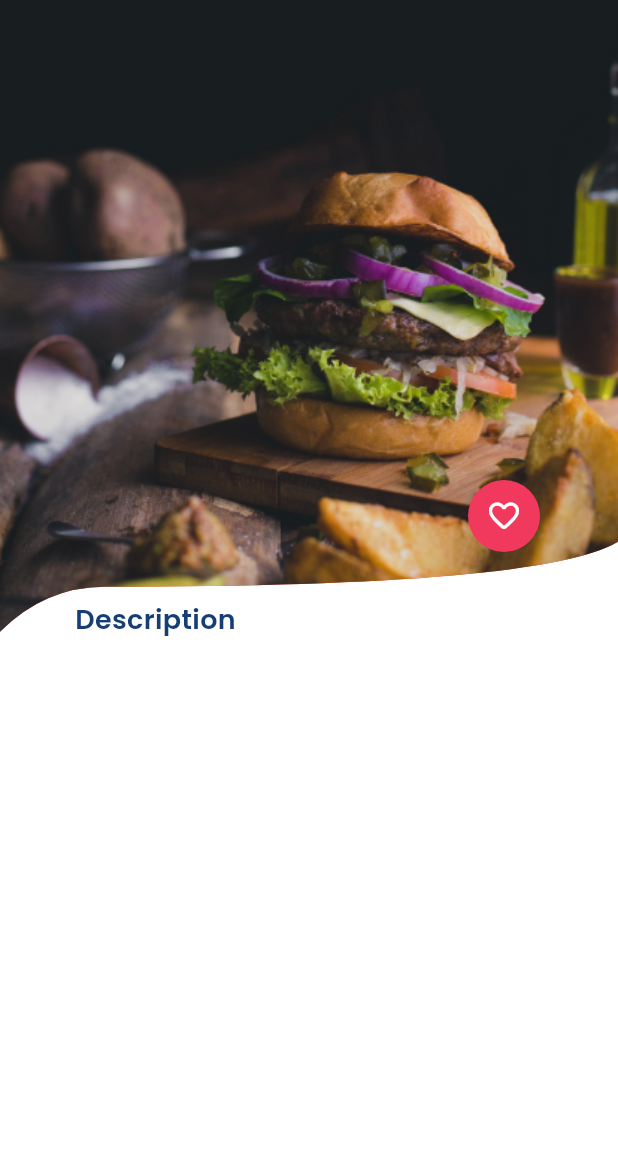
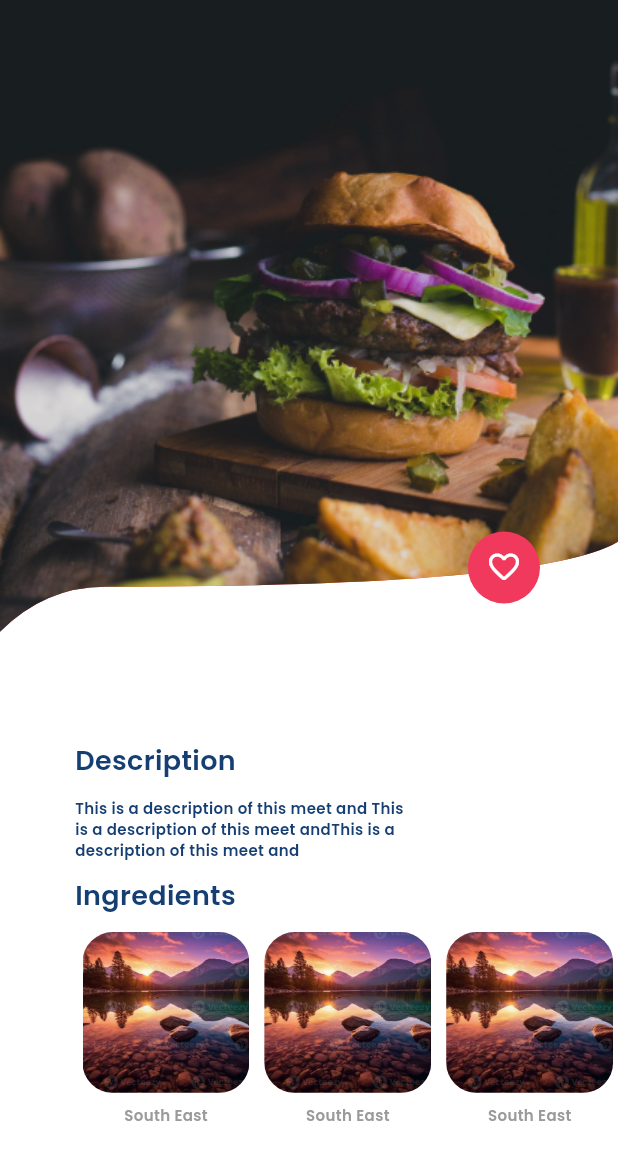
Before and after one commit to Mahmoud4456/delivery-app, a Flutter app: the screen it shows after launch, on a phone screen of 412 x 824 dp. Shown: the top 1160 px of the screen. Run offline on Flutter 3.47's test engine with Material 3 defaults, Android fonts, the phone set to English and light mode, and no system bars; our stand-ins replace font_awesome_flutter.

Commit message:
description section

```diff
--- /dev/null
+++ b/lib/codelab.dart
@@ -0,0 +1,20 @@
+import 'package:flutter/material.dart';
+
+class CodeLap extends StatelessWidget {
+  const CodeLap({super.key});
+
+  @override
+  Widget build(BuildContext context) {
+    return Scaffold(
+      body: SafeArea(
+        child: Column(
+          crossAxisAlignment: CrossAxisAlignment.start,
+          children: [
+            Image.asset("assets/images/imagerr.jpg"),
+            const Text("bassem allah"),
+          ],
+        ),
+      ),
+    );
+  }
+}
--- /dev/null
+++ b/lib/features/details_feature/view/widget/description_section.dart
@@ -0,0 +1,43 @@
+import 'package:flutter/material.dart';
+
+import '../../../../constants.dart';
+import 'ingredients_list_view.dart';
+
+class DescriptionSection extends StatelessWidget {
+  const DescriptionSection({super.key});
+
+  @override
+  Widget build(BuildContext context) {
+    final size =  MediaQuery.of(context).size;
+    return  Padding(
+      padding: const EdgeInsets.only(left: 50),
+      child: Column(
+        mainAxisAlignment: MainAxisAlignment.start,
+        crossAxisAlignment: CrossAxisAlignment.start,
+        children: [
+          const Text("Description",
+            style: TextStyle(color: primaryColor , fontFamily: "Poppins" , fontSize: 18),
+          ),
+          const SizedBox(height: 11,),
+          const SizedBox(
+            width: 230,
+            child: Text("This is a description of this meet and This is a description of this meet andThis is a description of this meet and ",
+              maxLines: 4,
+              overflow: TextOverflow.ellipsis,
+              style: TextStyle(color: primaryColor , fontFamily: "Poppins" , fontSize: 10 , fontWeight: FontWeight.w300),
+            ),
+          ),
+          const SizedBox(height: 11,),
+          const Text("Ingredients",
+            style: TextStyle(color: primaryColor , fontFamily: "Poppins" , fontSize: 18),
+          ),
+          const SizedBox(height: 11,),
+          SizedBox(
+              height: size.height *.2,
+              child: const IngredientsListView()),
+
+        ],
+      ),
+    );
+  }
+}
--- a/lib/features/details_feature/view/widget/details_view_body.dart
+++ b/lib/features/details_feature/view/widget/details_view_body.dart
@@ -1,20 +1,25 @@
 import 'package:flutter/material.dart';
-import 'package:ui/constants.dart';
+import 'package:flutter/rendering.dart';
+import 'description_section.dart';
+
 
 class DetailsViewBody extends StatelessWidget {
   const DetailsViewBody({super.key});
 
   @override
   Widget build(BuildContext context) {
-    return SizedBox(
-      height: MediaQuery.of(context).size.height*.6,
-      child: Stack(
+   final size =  MediaQuery.of(context).size;
+    return SingleChildScrollView(
+      child: Column(
+        mainAxisAlignment: MainAxisAlignment.start,
+        children: [
+          Stack(
                 children: [
                   ClipPath(
                     clipper: CustomClipImage() ,
                     child: Container(
                       color: Colors.red,
-                  height: MediaQuery.of(context).size.height*.6,
+                      height: size.height*.6,
                       width: double.infinity,
                       padding: EdgeInsets.zero,
                       foregroundDecoration: const BoxDecoration(
@@ -25,8 +30,8 @@ class DetailsViewBody extends StatelessWidget {
                     ),
                   ),
                 Positioned(
-              top: 320,
-              left: MediaQuery.of(context).size.width - 100,
+                  top: size.height *.43,
+                  left: size.width - 100,
                   child: Container(
                     padding: const EdgeInsets.all(12),
                       decoration: const BoxDecoration(
@@ -35,23 +40,17 @@ class DetailsViewBody extends StatelessWidget {
                       ),
                       child: const Icon(Icons.favorite_outline_rounded , color: Colors.white,)),
                 ),
-             const Positioned(
-                top: 400,
-                left: 50,
-                child: Column(
-                  crossAxisAlignment: CrossAxisAlignment.start,
-                  children: [
-                    Text("Description",
-                      style: TextStyle(color: primaryColor , fontFamily: "Poppins" , fontSize: 18),
-                    ),
                 ],
               ),
-              ),
+          const DescriptionSection(),
         ],
       ),
     );
   }
 }
+
+
+
 
 
  class CustomClipImage extends CustomClipper<Path>{
--- /dev/null
+++ b/lib/features/details_feature/view/widget/ingredients_item.dart
@@ -0,0 +1,32 @@
+import 'package:flutter/material.dart';
+
+class IngredientsItem extends StatelessWidget {
+  const IngredientsItem({
+    super.key,
+  });
+
+
+  @override
+  Widget build(BuildContext context) {
+    final size =  MediaQuery.of(context).size;
+    return Column(
+      children: [
+        ClipRRect(
+          borderRadius: BorderRadius.circular(20),
+          child: Container(
+            padding: EdgeInsets.zero,
+            child: Image.asset(
+                width: size.width * .27,
+                height: size.height *.13 ,
+                fit: BoxFit.cover,
+                "assets/images/imagerr.jpg"
+            ),
+          ),
+        ),
+        const SizedBox(height: 8,),
+        const Text("South East" , style: TextStyle( color: Color(0xff9A9A9A), fontFamily: "Poppins" , fontSize: 10 , fontWeight: FontWeight.w300), ),
+
+      ],
+    );
+  }
+}
--- /dev/null
+++ b/lib/features/details_feature/view/widget/ingredients_list_view.dart
@@ -0,0 +1,21 @@
+import 'package:flutter/cupertino.dart';
+
+import 'ingredients_item.dart';
+
+class IngredientsListView extends StatelessWidget {
+  const IngredientsListView({super.key});
+
+  @override
+  Widget build(BuildContext context) {
+    return ListView.builder(
+        itemCount: 10,
+        scrollDirection: Axis.horizontal,
+        itemBuilder: (context , index) {
+          return const Padding(
+            padding:  EdgeInsets.symmetric(horizontal: 5),
+            child:  IngredientsItem(),
+          ) ;
+        }
+    );
+  }
+}
--- a/lib/main.dart
+++ b/lib/main.dart
@@ -1,6 +1,7 @@
 import 'package:flutter/material.dart';
 import 'package:ui/features/details_feature/view/details_view.dart';
 
+import 'codelab.dart';
 import 'constants.dart';
 import 'features/home_feature/view/home_view.dart';
 
```
Also changed, not shown: assets/images/imagerr.jpg (added). Lines whose indentation alone changed are shown as unchanged.
